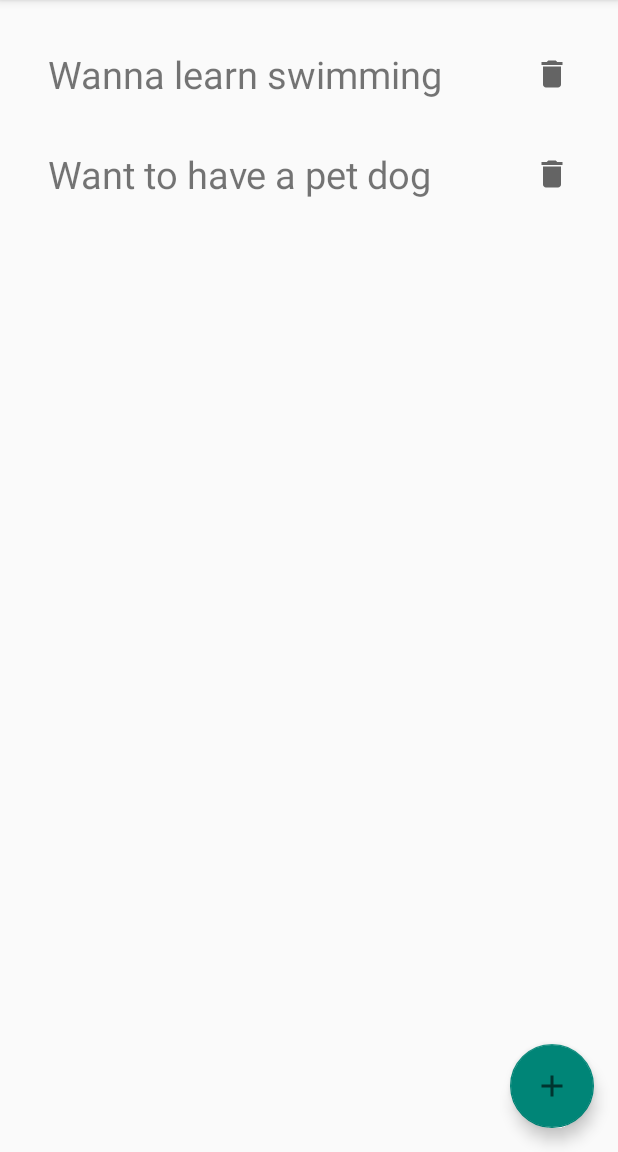
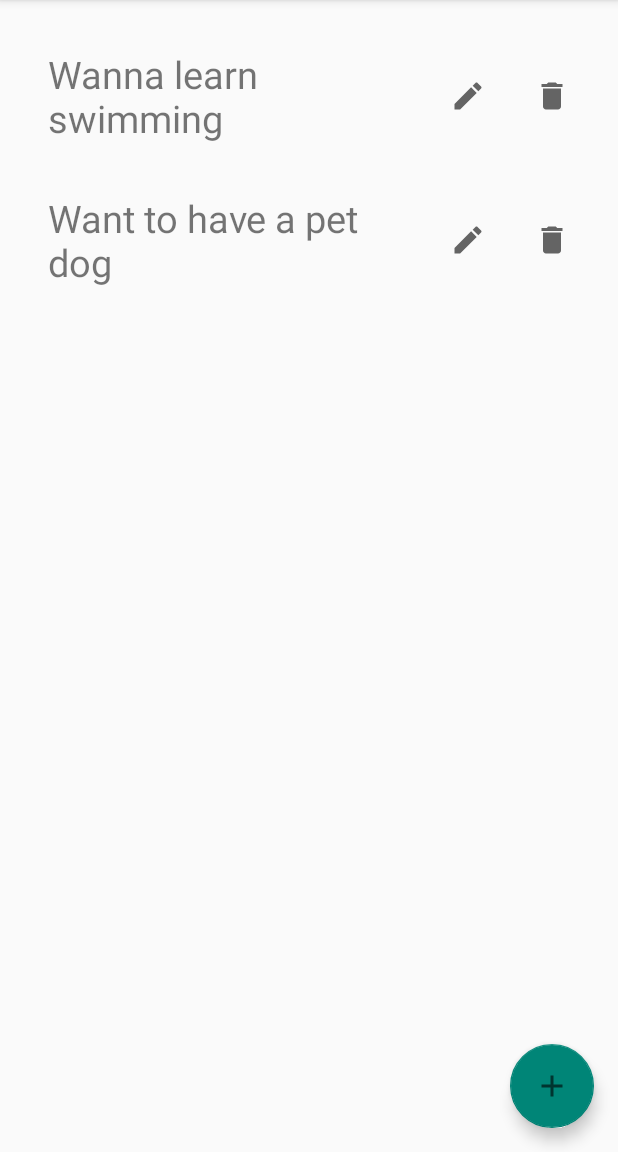
Before and after one commit to Daak-Knights/DroidCore, an Android app: the screen it shows after launch (MainActivity), on a phone screen of 412 x 824 dp, the part 84-1236 px from its top. Run offline under Robolectric (Android 15) with nearby library versions, the phone set to English and light mode, and no system bars; our stand-ins replace Room's generated code.

Commit message:
Room: added edit feature which update the db data

```diff
--- a/Room/app/src/main/java/com/daakknights/room/Dream.kt
+++ b/Room/app/src/main/java/com/daakknights/room/Dream.kt
@@ -6,7 +6,7 @@ import androidx.room.PrimaryKey
 
 @Entity(tableName = "bucket_list_table")
 data class Dream(
-    @ColumnInfo(name = "dream") val dream: String
+    @ColumnInfo(name = "dream") var dream: String
 ) {
     @PrimaryKey(autoGenerate = true)
     var id: Int = 0
--- a/Room/app/src/main/java/com/daakknights/room/DreamAdapter.kt
+++ b/Room/app/src/main/java/com/daakknights/room/DreamAdapter.kt
@@ -18,24 +18,46 @@ class DreamListAdapter(onItemClick: OnItemClick) :
 
     override fun onBindViewHolder(holder: DreamViewHolder, position: Int) {
         val current = getItem(position)
-        holder.bind(current.dream)
+        holder.bind(current)
     }
 
     class DreamViewHolder(itemView: View, private val onItemClick: OnItemClick) :
         RecyclerView.ViewHolder(itemView) {
-        private val dreamItemView: TextView = itemView.findViewById(R.id.tvDream)
-        private val deleteDream: ImageView = itemView.findViewById(R.id.ivDreamDelete)
-        fun bind(text: String?) {
-            dreamItemView.text = text
-            deleteDream.setOnClickListener { onItemClick.onDeleteClick((adapterPosition)) }
+        private val dreamTV: TextView = itemView.findViewById(R.id.tvDream)
+        private val dreamET: TextView = itemView.findViewById(R.id.etDream)
+        private val deleteDreamIV: ImageView = itemView.findViewById(R.id.ivDreamDelete)
+        private val editDreamIV: ImageView = itemView.findViewById(R.id.ivDreamEdit)
+        private val doneDreamIV: ImageView = itemView.findViewById(R.id.ivDreamDone)
+        fun bind(dream: Dream) {
+            dreamTV.text = dream.dream
+            dreamET.text = dream.dream
+            deleteDreamIV.setOnClickListener { onItemClick.onDelete(dream) }
+            editDreamIV.setOnClickListener {
+                onEditClick(false)
+            }
+            doneDreamIV.setOnClickListener {
+                onEditClick(true)
+                dream.dream = dreamET.editableText.toString()
+                onItemClick.onUpdate(dream)
+            }
 
         }
+
+        private fun onEditClick(isDreamEdited: Boolean) {
+            dreamET.visibility = if (isDreamEdited) View.GONE else View.VISIBLE
+            dreamTV.visibility = if (isDreamEdited) View.VISIBLE else View.GONE
+            editDreamIV.visibility = if (isDreamEdited) View.VISIBLE else View.GONE
+            deleteDreamIV.visibility = if (isDreamEdited) View.VISIBLE else View.GONE
+            doneDreamIV.visibility = if (isDreamEdited) View.GONE else View.VISIBLE
+            dreamTV.text = dreamET.text
+        }
+
 
         companion object {
             fun create(parent: ViewGroup, onItemClick: OnItemClick): DreamViewHolder {
                 val view: View = LayoutInflater.from(parent.context)
                     .inflate(R.layout.dreams_recycler_view_item, parent, false)
-                return DreamViewHolder(view,onItemClick)
+                return DreamViewHolder(view, onItemClick)
             }
         }
     }
@@ -51,6 +73,7 @@ class DreamListAdapter(onItemClick: OnItemClick) :
     }
 
     interface OnItemClick {
-        fun onDeleteClick(positionToDelete: Int)
+        fun onDelete(dream: Dream)
+        fun onUpdate(dream: Dream)
     }
 }
--- a/Room/app/src/main/java/com/daakknights/room/DreamDao.kt
+++ b/Room/app/src/main/java/com/daakknights/room/DreamDao.kt
@@ -16,4 +16,7 @@ interface DreamDao {
 
     @Delete()
     suspend fun delete(dream: Dream)
+
+    @Update
+    suspend fun update(dream: Dream)
 }
--- a/Room/app/src/main/java/com/daakknights/room/DreamRepository.kt
+++ b/Room/app/src/main/java/com/daakknights/room/DreamRepository.kt
@@ -15,4 +15,9 @@ class DreamRepository(private val dreamDao: DreamDao) {
     suspend fun delete(dream: Dream) {
         dreamDao.delete(dream)
     }
+
+    @WorkerThread
+    suspend fun update(dream: Dream) {
+        dreamDao.update(dream)
+    }
 }
--- a/Room/app/src/main/java/com/daakknights/room/DreamViewModel.kt
+++ b/Room/app/src/main/java/com/daakknights/room/DreamViewModel.kt
@@ -14,6 +14,9 @@ class DreamViewModel(private val repository: DreamRepository) : ViewModel() {
     fun delete(dream: Dream) = viewModelScope.launch {
         repository.delete(dream)
     }
+    fun update(dream: Dream) = viewModelScope.launch {
+        repository.update(dream)
+    }
 }
 
 class DreamViewModelFactory(private val repository: DreamRepository) : ViewModelProvider.Factory {
--- a/Room/app/src/main/java/com/daakknights/room/MainActivity.kt
+++ b/Room/app/src/main/java/com/daakknights/room/MainActivity.kt
@@ -51,9 +51,12 @@ class MainActivity : AppCompatActivity(), DreamListAdapter.OnItemClick {
         }
     }
 
-    override fun onDeleteClick(positionToDelete: Int) {
-        dreamViewModel.delete(adapter.currentList[positionToDelete])
+    override fun onDelete(dream: Dream) {
+        dreamViewModel.delete(dream)
     }
 
+    override fun onUpdate(dream: Dream) {
+        dreamViewModel.update(dream)
+    }
 
 }
--- /dev/null
+++ b/Room/app/src/main/res/drawable/done.xml
@@ -0,0 +1,10 @@
+<vector xmlns:android="http://schemas.android.com/apk/res/android"
+    android:width="24dp"
+    android:height="24dp"
+    android:viewportWidth="24"
+    android:viewportHeight="24"
+    android:tint="?attr/colorControlNormal">
+  <path
+      android:fillColor="@android:color/white"
+      android:pathData="M9,16.2L4.8,12l-1.4,1.4L9,19 21,7l-1.4,-1.4L9,16.2z"/>
+</vector>
--- /dev/null
+++ b/Room/app/src/main/res/drawable/edit.xml
@@ -0,0 +1,10 @@
+<vector xmlns:android="http://schemas.android.com/apk/res/android"
+    android:width="24dp"
+    android:height="24dp"
+    android:viewportWidth="24"
+    android:viewportHeight="24"
+    android:tint="?attr/colorControlNormal">
+  <path
+      android:fillColor="@android:color/white"
+      android:pathData="M3,17.25V21h3.75L17.81,9.94l-3.75,-3.75L3,17.25zM20.71,7.04c0.39,-0.39 0.39,-1.02 0,-1.41l-2.34,-2.34c-0.39,-0.39 -1.02,-0.39 -1.41,0l-1.83,1.83 3.75,3.75 1.83,-1.83z"/>
+</vector>
--- a/Room/app/src/main/res/layout/dreams_recycler_view_item.xml
+++ b/Room/app/src/main/res/layout/dreams_recycler_view_item.xml
@@ -7,12 +7,41 @@
 
     <TextView
         android:id="@+id/tvDream"
-        android:layout_width="match_parent"
+        android:layout_width="0dp"
         android:layout_height="wrap_content"
         android:layout_weight="1"
         android:padding="16dp"
         android:textSize="25sp"
         tools:text="Dream" />
+
+    <EditText
+        android:id="@+id/etDream"
+        android:layout_width="0dp"
+        android:layout_height="wrap_content"
+        android:layout_weight="1"
+        android:padding="16dp"
+        android:textSize="25sp"
+        android:visibility="gone"
+        tools:text="Dream" />
+
+    <ImageView
+        android:id="@+id/ivDreamEdit"
+        android:layout_width="wrap_content"
+        android:layout_height="wrap_content"
+        android:layout_gravity="center"
+        android:padding="16dp"
+        android:src="@drawable/edit"
+        android:textSize="25sp" />
+
+    <ImageView
+        android:id="@+id/ivDreamDone"
+        android:layout_width="wrap_content"
+        android:layout_height="wrap_content"
+        android:layout_gravity="center"
+        android:padding="16dp"
+        android:src="@drawable/done"
+        android:textSize="25sp"
+        android:visibility="gone" />
 
     <ImageView
         android:id="@+id/ivDreamDelete"
@@ -21,6 +50,5 @@
         android:layout_gravity="center"
         android:padding="16dp"
         android:src="@drawable/delete"
-        android:textSize="25sp"
-        tools:text="Dream" />
+        android:textSize="25sp" />
 </LinearLayout>
```
